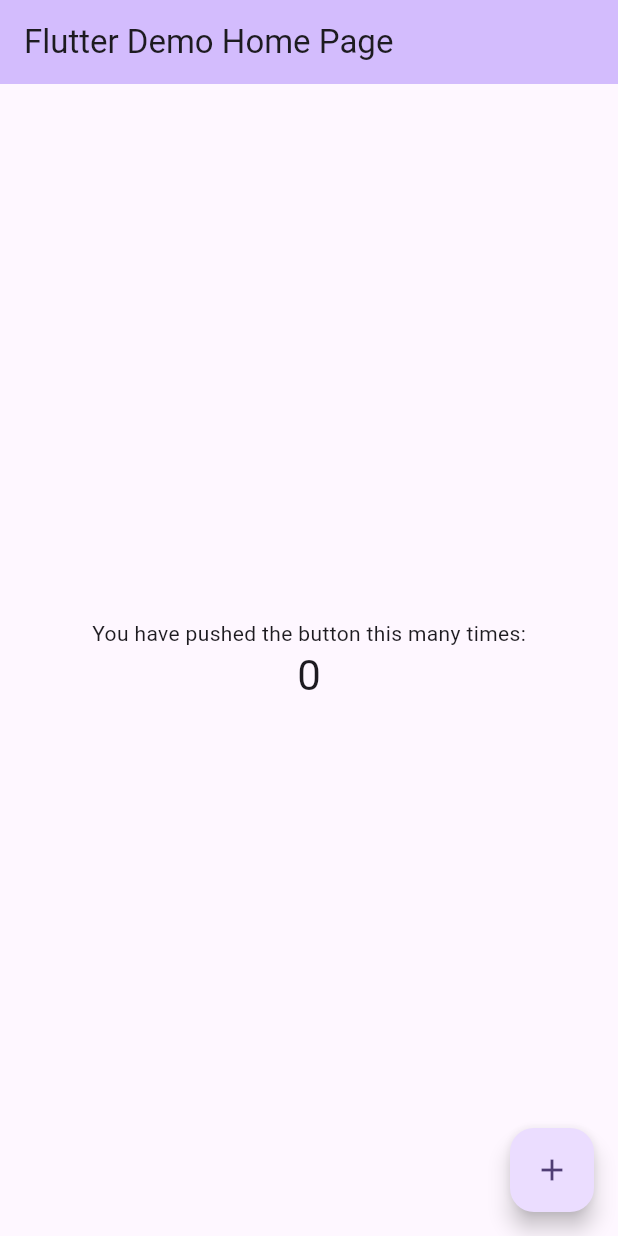
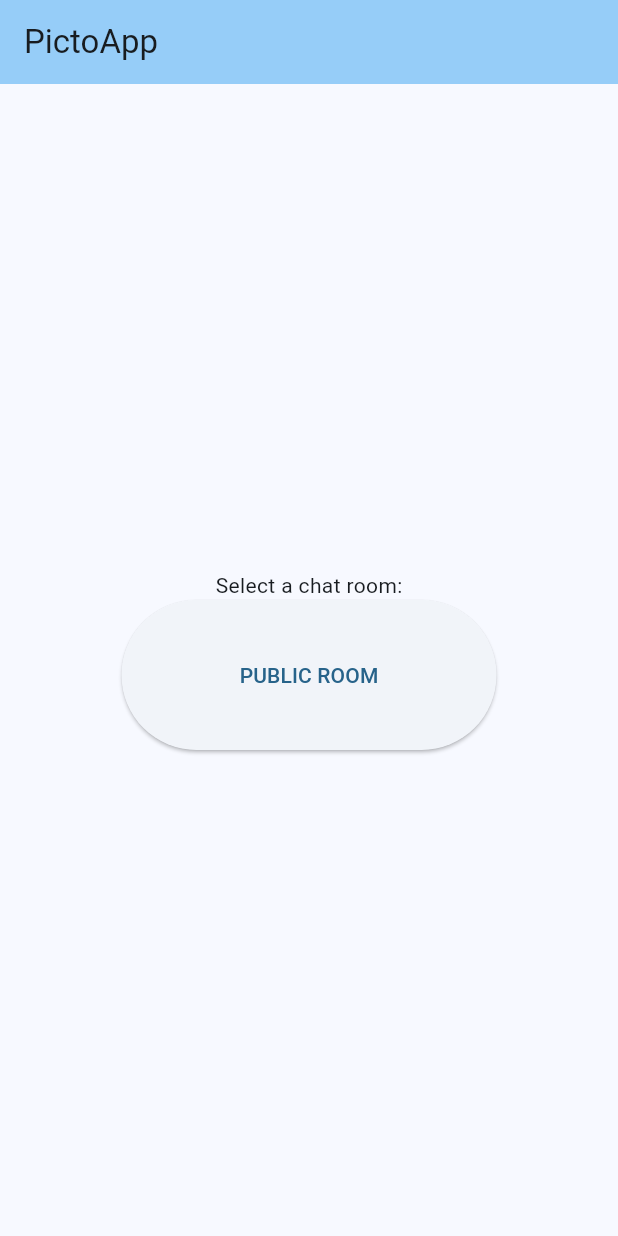
Before and after one commit to tuck3rb/PictoApp, a Flutter app: the screen it shows after launch, on a phone screen of 412 x 824 dp. Run offline on Flutter 3.47's test engine with Material 3 defaults, Android fonts, the phone set to English and light mode, and no system bars.

Commit message:
Main home page is coming together. Committing for class

```diff
--- a/pictoapp/lib/main.dart
+++ b/pictoapp/lib/main.dart
@@ -1,52 +1,31 @@
 import 'package:flutter/material.dart';
 
 void main() {
-  runApp(const MyApp());
+  runApp(const App());
 }
 
-class MyApp extends StatelessWidget {
-  const MyApp({super.key});
+class App extends StatelessWidget {
+  const App({super.key});
 
-  // This widget is the root of your application.
   @override
   Widget build(BuildContext context) {
     return MaterialApp(
-      title: 'Flutter Demo',
+      title: 'PictoApp',
       theme: ThemeData(
-        // This is the theme of your application.
-        //
-        // TRY THIS: Try running your application with "flutter run". You'll see
-        // the application has a purple toolbar. Then, without quitting the app,
-        // try changing the seedColor in the colorScheme below to Colors.green
-        // and then invoke "hot reload" (save your changes or press the "hot
-        // reload" button in a Flutter-supported IDE, or press "r" if you used
-        // the command line to start the app).
-        //
-        // Notice that the counter didn't reset back to zero; the application
-        // state is not lost during the reload. To reset the state, use hot
-        // restart instead.
-        //
-        // This works for code too, not just values: Most code changes can be
-        // tested with just a hot reload.
-        colorScheme: ColorScheme.fromSeed(seedColor: Colors.deepPurple),
+        buttonTheme: Theme.of(context).buttonTheme.copyWith(
+              highlightColor: Colors.blue,
+            ),
+        colorScheme: ColorScheme.fromSeed(seedColor: Colors.lightBlue),
+        // visualDensity: VisualDensity.adaptivePlatformDensity,
         useMaterial3: true,
       ),
-      home: const MyHomePage(title: 'Flutter Demo Home Page'),
+      home: const MyHomePage(title: 'PictoApp'),
     );
   }
 }
 
 class MyHomePage extends StatefulWidget {
   const MyHomePage({super.key, required this.title});
-
-  // This widget is the home page of your application. It is stateful, meaning
-  // that it has a State object (defined below) that contains fields that affect
-  // how it looks.
-
-  // This class is the configuration for the state. It holds the values (in this
-  // case the title) provided by the parent (in this case the App widget) and
-  // used by the build method of the State. Fields in a Widget subclass are
-  // always marked "final".
 
   final String title;
 
@@ -59,67 +38,35 @@
 
   void _incrementCounter() {
     setState(() {
-      // This call to setState tells the Flutter framework that something has
-      // changed in this State, which causes it to rerun the build method below
-      // so that the display can reflect the updated values. If we changed
-      // _counter without calling setState(), then the build method would not be
-      // called again, and so nothing would appear to happen.
       _counter++;
     });
   }
 
   @override
   Widget build(BuildContext context) {
-    // This method is rerun every time setState is called, for instance as done
-    // by the _incrementCounter method above.
-    //
-    // The Flutter framework has been optimized to make rerunning build methods
-    // fast, so that you can just rebuild anything that needs updating rather
-    // than having to individually change instances of widgets.
     return Scaffold(
       appBar: AppBar(
-        // TRY THIS: Try changing the color here to a specific color (to
-        // Colors.amber, perhaps?) and trigger a hot reload to see the AppBar
-        // change color while the other colors stay the same.
         backgroundColor: Theme.of(context).colorScheme.inversePrimary,
-        // Here we take the value from the MyHomePage object that was created by
-        // the App.build method, and use it to set our appbar title.
         title: Text(widget.title),
       ),
       body: Center(
-        // Center is a layout widget. It takes a single child and positions it
-        // in the middle of the parent.
         child: Column(
-          // Column is also a layout widget. It takes a list of children and
-          // arranges them vertically. By default, it sizes itself to fit its
-          // children horizontally, and tries to be as tall as its parent.
-          //
-          // Column has various properties to control how it sizes itself and
-          // how it positions its children. Here we use mainAxisAlignment to
-          // center the children vertically; the main axis here is the vertical
-          // axis because Columns are vertical (the cross axis would be
-          // horizontal).
-          //
-          // TRY THIS: Invoke "debug painting" (choose the "Toggle Debug Paint"
-          // action in the IDE, or press "p" in the console), to see the
-          // wireframe for each widget.
           mainAxisAlignment: MainAxisAlignment.center,
           children: <Widget>[
             const Text(
-              'You have pushed the button this many times:',
+              'Select a chat room:',
             ),
-            Text(
-              '$_counter',
-              style: Theme.of(context).textTheme.headlineMedium,
+            SizedBox(
+              width: 250,
+              height: 100,
+              child: ElevatedButton(
+                onPressed: _incrementCounter,
+                child: const Text('PUBLIC ROOM'),
+              ),
             ),
           ],
         ),
       ),
-      floatingActionButton: FloatingActionButton(
-        onPressed: _incrementCounter,
-        tooltip: 'Increment',
-        child: const Icon(Icons.add),
-      ), // This trailing comma makes auto-formatting nicer for build methods.
     );
   }
 }
```
Also changed, not shown: 1 other file.
